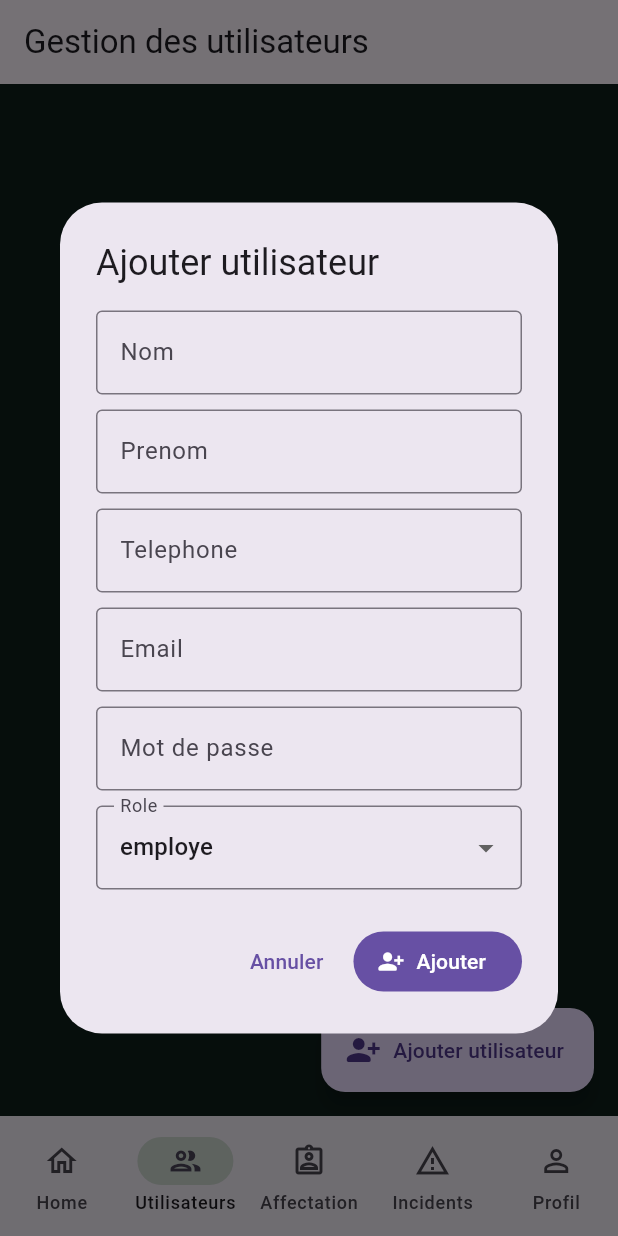
After one commit to Aicha-Dennoune/smart-incident-reporter, a Flutter app: the screen it shows once a user with an empty profile is signed in, item 2 of the bottom bar chosen, after a tap on "Ajouter utilisateur", on a phone screen of 412 x 824 dp. The commit adds this screen. Run offline on Flutter 3.47's test engine with Material 3 defaults, Android fonts, the phone set to English and light mode, and no system bars; our stand-ins replace cloud_firestore, firebase_auth, firebase_core; accounts and stored records are empty.

Commit message:
Ajout d'une nouvelle fonctionnalité 1

```diff
--- a/frontend/lib/main.dart
+++ b/frontend/lib/main.dart
@@ -1,14 +1,14 @@
+import 'package:firebase_auth/firebase_auth.dart';
 import 'package:firebase_core/firebase_core.dart';
 import 'package:flutter/material.dart';
 
 import 'firebase_options.dart';
+import 'screens/admin/admin_dashboard.dart';
 import 'screens/welcome_screen.dart';
 
 Future<void> main() async {
   WidgetsFlutterBinding.ensureInitialized();
-  await Firebase.initializeApp(
-    options: DefaultFirebaseOptions.currentPlatform,
-  );
+  await Firebase.initializeApp(options: DefaultFirebaseOptions.currentPlatform);
   runApp(const SmartIncidentApp());
 }
 
@@ -24,7 +24,29 @@ class SmartIncidentApp extends StatelessWidget {
         scaffoldBackgroundColor: const Color(0xFF0D1F1B),
         fontFamily: 'sans-serif',
       ),
-      home: const WelcomeScreen(),
+      home: const _AuthGate(),
     );
   }
 }
+
+class _AuthGate extends StatelessWidget {
+  const _AuthGate();
+
+  @override
+  Widget build(BuildContext context) {
+    return StreamBuilder<User?>(
+      stream: FirebaseAuth.instance.authStateChanges(),
+      builder: (context, snapshot) {
+        if (snapshot.connectionState == ConnectionState.waiting) {
+          return const Scaffold(
+            body: Center(child: CircularProgressIndicator()),
+          );
+        }
+        if (snapshot.hasData) {
+          return const AdminDashboard();
+        }
+        return const WelcomeScreen();
+      },
+    );
+  }
+}
--- /dev/null
+++ b/frontend/lib/screens/admin/admin_dashboard.dart
@@ -0,0 +1,103 @@
+import 'package:flutter/material.dart';
+import 'package:firebase_auth/firebase_auth.dart';
+
+import '../../theme/app_colors.dart';
+import 'admin_home_page.dart';
+import 'user_management_page.dart';
+
+class AdminDashboard extends StatefulWidget {
+  const AdminDashboard({super.key});
+
+  @override
+  State<AdminDashboard> createState() => _AdminDashboardState();
+}
+
+class _AdminDashboardState extends State<AdminDashboard> {
+  int _currentIndex = 0;
+
+  static const List<Widget> _pages = [
+    AdminHomePage(),
+    UserManagementPage(),
+    _ComingSoonPage(title: 'Affectation'),
+    _ComingSoonPage(title: 'Incidents'),
+    _ProfilePage(),
+  ];
+
+  @override
+  Widget build(BuildContext context) {
+    return Scaffold(
+      body: _pages[_currentIndex],
+      bottomNavigationBar: NavigationBar(
+        selectedIndex: _currentIndex,
+        onDestinationSelected: (index) {
+          setState(() => _currentIndex = index);
+        },
+        indicatorColor: AppColors.primaryGreen.withValues(alpha: 0.2),
+        destinations: const [
+          NavigationDestination(icon: Icon(Icons.home_outlined), label: 'Home'),
+          NavigationDestination(
+            icon: Icon(Icons.group_outlined),
+            label: 'Utilisateurs',
+          ),
+          NavigationDestination(
+            icon: Icon(Icons.assignment_ind_outlined),
+            label: 'Affectation',
+          ),
+          NavigationDestination(
+            icon: Icon(Icons.report_problem_outlined),
+            label: 'Incidents',
+          ),
+          NavigationDestination(
+            icon: Icon(Icons.person_outline),
+            label: 'Profil',
+          ),
+        ],
+      ),
+    );
+  }
+}
+
+class _ComingSoonPage extends StatelessWidget {
+  const _ComingSoonPage({required this.title});
+
+  final String title;
+
+  @override
+  Widget build(BuildContext context) {
+    return Scaffold(
+      appBar: AppBar(title: Text(title)),
+      body: Center(
+        child: Text(
+          '$title - bientot disponible',
+          style: Theme.of(context).textTheme.titleMedium,
+        ),
+      ),
+    );
+  }
+}
+
+class _ProfilePage extends StatelessWidget {
+  const _ProfilePage();
+
+  Future<void> _logout(BuildContext context) async {
+    await FirebaseAuth.instance.signOut();
+    if (!context.mounted) return;
+    ScaffoldMessenger.of(
+      context,
+    ).showSnackBar(const SnackBar(content: Text('Deconnexion reussie.')));
+  }
+
+  @override
+  Widget build(BuildContext context) {
+    return Scaffold(
+      appBar: AppBar(title: const Text('Profil')),
+      body: Center(
+        child: FilledButton.icon(
+          onPressed: () => _logout(context),
+          icon: const Icon(Icons.logout_rounded),
+          label: const Text('Se deconnecter'),
+        ),
+      ),
+    );
+  }
+}
--- /dev/null
+++ b/frontend/lib/screens/admin/admin_home_page.dart
@@ -0,0 +1,100 @@
+import 'package:cloud_firestore/cloud_firestore.dart';
+import 'package:firebase_auth/firebase_auth.dart';
+import 'package:flutter/material.dart';
+
+import '../../theme/app_colors.dart';
+
+class AdminHomePage extends StatelessWidget {
+  const AdminHomePage({super.key});
+
+  @override
+  Widget build(BuildContext context) {
+    final user = FirebaseAuth.instance.currentUser;
+
+    return Scaffold(
+      appBar: AppBar(
+        title: const Text('Bienvenue'),
+        actions: [
+          IconButton(
+            onPressed: () {},
+            icon: const Icon(Icons.notifications_none_rounded),
+          ),
+        ],
+      ),
+      body: Padding(
+        padding: const EdgeInsets.all(16),
+        child: Container(
+          width: double.infinity,
+          padding: const EdgeInsets.all(20),
+          decoration: BoxDecoration(
+            gradient: const LinearGradient(
+              begin: Alignment.topLeft,
+              end: Alignment.bottomRight,
+              colors: [AppColors.gradientTop, AppColors.darkGreen],
+            ),
+            borderRadius: BorderRadius.circular(20),
+            boxShadow: const [
+              BoxShadow(
+                color: Color(0x26000000),
+                blurRadius: 16,
+                offset: Offset(0, 6),
+              ),
+            ],
+          ),
+          child: _AdminGreeting(uid: user?.uid),
+        ),
+      ),
+    );
+  }
+}
+
+class _AdminGreeting extends StatelessWidget {
+  const _AdminGreeting({required this.uid});
+
+  final String? uid;
+
+  @override
+  Widget build(BuildContext context) {
+    if (uid == null) {
+      return const Text(
+        'Bonjour',
+        style: TextStyle(
+          color: AppColors.white,
+          fontSize: 24,
+          fontWeight: FontWeight.w700,
+        ),
+      );
+    }
+
+    return StreamBuilder<DocumentSnapshot<Map<String, dynamic>>>(
+      stream:
+          FirebaseFirestore.instance.collection('users').doc(uid).snapshots(),
+      builder: (context, snapshot) {
+        final data = snapshot.data?.data();
+        final nom = data?['nom']?.toString() ?? '';
+        final prenom = data?['prenom']?.toString() ?? '';
+        final fullName = '$nom $prenom'.trim();
+
+        return Column(
+          crossAxisAlignment: CrossAxisAlignment.start,
+          mainAxisAlignment: MainAxisAlignment.center,
+          children: [
+            Text(
+              fullName.isEmpty ? 'Bonjour' : 'Bonjour $fullName',
+              style: const TextStyle(
+                color: AppColors.white,
+                fontSize: 24,
+                fontWeight: FontWeight.w700,
+              ),
+            ),
+            const SizedBox(height: 10),
+            const Text(
+              'Espace administration Smart Incident Reporter',
+              style: TextStyle(color: AppColors.gray, fontSize: 14),
+            ),
+          ],
+        );
+      },
+    );
+  }
+}
--- /dev/null
+++ b/frontend/lib/screens/admin/user_management_page.dart
@@ -0,0 +1,132 @@
+import 'package:cloud_firestore/cloud_firestore.dart';
+import 'package:flutter/material.dart';
+
+import '../../widgets/add_user_form.dart';
+
+class UserManagementPage extends StatelessWidget {
+  const UserManagementPage({super.key});
+
+  Future<void> _openAddUserDialog(BuildContext context) async {
+    final creator = const AdminUserCreator();
+    final firestore = FirebaseFirestore.instance;
+
+    final created = await showDialog<bool>(
+      context: context,
+      builder: (_) {
+        return AddUserForm(
+          onSubmit: (data) async {
+            final userCredential = await creator.createUser(
+              email: data.email,
+              password: data.password,
+            );
+            final uid = userCredential.user?.uid;
+            if (uid == null) {
+              throw Exception('UID utilisateur introuvable.');
+            }
+
+            await firestore.collection('users').doc(uid).set({
+              'uid': uid,
+              'nom': data.nom,
+              'prenom': data.prenom,
+              'telephone': data.telephone,
+              'role': data.role,
+              'specialite': data.specialite ?? '',
+              'email': data.email,
+            });
+          },
+        );
+      },
+    );
+
+    if (created == true && context.mounted) {
+      ScaffoldMessenger.of(context).showSnackBar(
+        const SnackBar(content: Text('Utilisateur ajoute avec succes.')),
+      );
+    }
+  }
+
+  @override
+  Widget build(BuildContext context) {
+    final usersStream =
+        FirebaseFirestore.instance
+            .collection('users')
+            .orderBy('nom')
+            .snapshots();
+
+    return Scaffold(
+      appBar: AppBar(title: const Text('Gestion des utilisateurs')),
+      floatingActionButton: FloatingActionButton.extended(
+        onPressed: () => _openAddUserDialog(context),
+        icon: const Icon(Icons.person_add_alt_1_rounded),
+        label: const Text('Ajouter utilisateur'),
+      ),
+      body: StreamBuilder<QuerySnapshot<Map<String, dynamic>>>(
+        stream: usersStream,
+        builder: (context, snapshot) {
+          if (snapshot.connectionState == ConnectionState.waiting) {
+            return const Center(child: CircularProgressIndicator());
+          }
+          if (snapshot.hasError) {
+            return Center(
+              child: Text(
+                'Erreur: ${snapshot.error}',
+                textAlign: TextAlign.center,
+              ),
+            );
+          }
+
+          final docs = snapshot.data?.docs ?? [];
+          if (docs.isEmpty) {
+            return const Center(child: Text('Aucun utilisateur trouve.'));
+          }
+
+          return ListView.separated(
+            padding: const EdgeInsets.fromLTRB(16, 16, 16, 100),
+            itemBuilder: (_, index) {
+              final data = docs[index].data();
+              final nom = data['nom']?.toString() ?? '';
+              final prenom = data['prenom']?.toString() ?? '';
+              final role = data['role']?.toString() ?? '';
+              final email = data['email']?.toString() ?? '';
+
+              return Card(
+                child: ListTile(
+                  leading: CircleAvatar(child: Text(_initials(nom, prenom))),
+                  title: Text('$nom $prenom'.trim()),
+                  subtitle: Text(email),
+                  trailing: Container(
+                    padding: const EdgeInsets.symmetric(
+                      horizontal: 10,
+                      vertical: 6,
+                    ),
+                    decoration: BoxDecoration(
+                      color: const Color(0xFFE8F5E9),
+                      borderRadius: BorderRadius.circular(999),
+                    ),
+                    child: Text(
+                      role,
+                      style: const TextStyle(
+                        color: Color(0xFF2E7D32),
+                        fontWeight: FontWeight.w600,
+                        fontSize: 12,
+                      ),
+                    ),
+                  ),
+                ),
+              );
+            },
+            separatorBuilder: (_, __) => const SizedBox(height: 8),
+            itemCount: docs.length,
+          );
+        },
+      ),
+    );
+  }
+
+  String _initials(String nom, String prenom) {
+    final n = nom.isNotEmpty ? nom[0].toUpperCase() : '';
+    final p = prenom.isNotEmpty ? prenom[0].toUpperCase() : '';
+    final val = '$n$p';
+    return val.isEmpty ? '?' : val;
+  }
+}
--- /dev/null
+++ b/frontend/lib/widgets/add_user_form.dart
@@ -0,0 +1,299 @@
+import 'package:firebase_auth/firebase_auth.dart';
+import 'package:firebase_core/firebase_core.dart';
+import 'package:flutter/material.dart';
+
+import '../firebase_options.dart';
+import '../services/auth_service.dart';
+
+class AddUserForm extends StatefulWidget {
+  const AddUserForm({super.key, required this.onSubmit});
+
+  final Future<void> Function(AddUserData data) onSubmit;
+
+  @override
+  State<AddUserForm> createState() => _AddUserFormState();
+}
+
+class _AddUserFormState extends State<AddUserForm> {
+  final _formKey = GlobalKey<FormState>();
+  final _nomController = TextEditingController();
+  final _prenomController = TextEditingController();
+  final _telephoneController = TextEditingController();
+  final _emailController = TextEditingController();
+  final _passwordController = TextEditingController();
+
+  String _role = UserRole.employe.value;
+  String? _specialite;
+  bool _loading = false;
+  String? _error;
+
+  bool get _isTechnicien => _role == UserRole.technicien.value;
+
+  @override
+  void dispose() {
+    _nomController.dispose();
+    _prenomController.dispose();
+    _telephoneController.dispose();
+    _emailController.dispose();
+    _passwordController.dispose();
+    super.dispose();
+  }
+
+  Future<void> _handleSubmit() async {
+    if (!_formKey.currentState!.validate()) return;
+    setState(() {
+      _loading = true;
+      _error = null;
+    });
+
+    try {
+      await widget.onSubmit(
+        AddUserData(
+          nom: _nomController.text.trim(),
+          prenom: _prenomController.text.trim(),
+          telephone: _telephoneController.text.trim(),
+          email: _emailController.text.trim(),
+          password: _passwordController.text,
+          role: _role,
+          specialite: _isTechnicien ? _specialite : null,
+        ),
+      );
+      if (!mounted) return;
+      Navigator.of(context).pop(true);
+    } on FirebaseAuthException catch (e) {
+      setState(() {
+        _error = AuthService.messageForFirebaseAuth(e);
+      });
+    } catch (_) {
+      setState(() {
+        _error = 'Impossible d\'ajouter cet utilisateur.';
+      });
+    } finally {
+      if (mounted) {
+        setState(() => _loading = false);
+      }
+    }
+  }
+
+  @override
+  Widget build(BuildContext context) {
+    return AlertDialog(
+      title: const Text('Ajouter utilisateur'),
+      content: SizedBox(
+        width: 460,
+        child: SingleChildScrollView(
+          child: Form(
+            key: _formKey,
+            child: Column(
+              mainAxisSize: MainAxisSize.min,
+              children: [
+                _buildTextField(controller: _nomController, label: 'Nom'),
+                const SizedBox(height: 10),
+                _buildTextField(controller: _prenomController, label: 'Prenom'),
+                const SizedBox(height: 10),
+                _buildTextField(
+                  controller: _telephoneController,
+                  label: 'Telephone',
+                  keyboardType: TextInputType.phone,
+                ),
+                const SizedBox(height: 10),
+                _buildTextField(
+                  controller: _emailController,
+                  label: 'Email',
+                  keyboardType: TextInputType.emailAddress,
+                  validator: (value) {
+                    if (value == null || value.trim().isEmpty) {
+                      return 'Email requis.';
+                    }
+                    if (!value.contains('@')) {
+                      return 'Email invalide.';
+                    }
+                    return null;
+                  },
+                ),
+                const SizedBox(height: 10),
+                _buildTextField(
+                  controller: _passwordController,
+                  label: 'Mot de passe',
+                  obscureText: true,
+                  validator: (value) {
+                    if (value == null || value.length < 6) {
+                      return '6 caracteres minimum.';
+                    }
+                    return null;
+                  },
+                ),
+                const SizedBox(height: 10),
+                DropdownButtonFormField<String>(
+                  value: _role,
+                  decoration: const InputDecoration(
+                    labelText: 'Role',
+                    border: OutlineInputBorder(),
+                  ),
+                  items:
+                      UserRole.values
+                          .map(
+                            (role) => DropdownMenuItem<String>(
+                              value: role.value,
+                              child: Text(role.value),
+                            ),
+                          )
+                          .toList(),
+                  onChanged:
+                      _loading
+                          ? null
+                          : (value) {
+                            if (value == null) return;
+                            setState(() {
+                              _role = value;
+                              if (!_isTechnicien) {
+                                _specialite = null;
+                              }
+                            });
+                          },
+                ),
+                if (_isTechnicien) ...[
+                  const SizedBox(height: 10),
+                  DropdownButtonFormField<String>(
+                    value: _specialite,
+                    decoration: const InputDecoration(
+                      labelText: 'Specialite',
+                      border: OutlineInputBorder(),
+                    ),
+                    items:
+                        _specialites
+                            .map(
+                              (specialite) => DropdownMenuItem<String>(
+                                value: specialite,
+                                child: Text(specialite),
+                              ),
+                            )
+                            .toList(),
+                    onChanged:
+                        _loading
+                            ? null
+                            : (value) {
+                              setState(() => _specialite = value);
+                            },
+                    validator: (value) {
+                      if (_isTechnicien &&
+                          (value == null || value.trim().isEmpty)) {
+                        return 'Specialite requise pour technicien.';
+                      }
+                      return null;
+                    },
+                  ),
+                ],
+                if (_error != null) ...[
+                  const SizedBox(height: 12),
+                  Text(_error!, style: const TextStyle(color: Colors.red)),
+                ],
+              ],
+            ),
+          ),
+        ),
+      ),
+      actions: [
+        TextButton(
+          onPressed: _loading ? null : () => Navigator.of(context).pop(false),
+          child: const Text('Annuler'),
+        ),
+        FilledButton.icon(
+          onPressed: _loading ? null : _handleSubmit,
+          icon:
+              _loading
+                  ? const SizedBox(
+                    width: 14,
+                    height: 14,
+                    child: CircularProgressIndicator(strokeWidth: 2),
+                  )
+                  : const Icon(Icons.person_add_alt_1_rounded),
+          label: const Text('Ajouter'),
+        ),
+      ],
+    );
+  }
+
+  TextFormField _buildTextField({
+    required TextEditingController controller,
+    required String label,
+    TextInputType? keyboardType,
+    bool obscureText = false,
+    String? Function(String?)? validator,
+  }) {
+    return TextFormField(
+      controller: controller,
+      keyboardType: keyboardType,
+      obscureText: obscureText,
+      decoration: InputDecoration(
+        labelText: label,
+        border: const OutlineInputBorder(),
+      ),
+      validator:
+          validator ??
+          (value) {
+            if (value == null || value.trim().isEmpty) {
+              return '$label requis.';
+            }
+            return null;
+          },
+    );
+  }
+}
+
+class AddUserData {
+  const AddUserData({
+    required this.nom,
+    required this.prenom,
+    required this.telephone,
+    required this.email,
+    required this.password,
+    required this.role,
+    required this.specialite,
+  });
+
+  final String nom;
+  final String prenom;
+  final String telephone;
+  final String email;
+  final String password;
+  final String role;
+  final String? specialite;
+}
+
+const List<String> _specialites = ['IT', 'Electricite', 'Mecanique', 'Eau'];
+
+enum UserRole {
+  employe('employe'),
+  technicien('technicien');
+
+  const UserRole(this.value);
+  final String value;
+}
+
+class AdminUserCreator {
+  const AdminUserCreator();
+
+  Future<UserCredential> createUser({
+    required String email,
+    required String password,
+  }) async {
+    final appName = 'secondary-${DateTime.now().millisecondsSinceEpoch}';
+    final secondaryApp = await Firebase.initializeApp(
+      name: appName,
+      options: DefaultFirebaseOptions.currentPlatform,
+    );
+
+    try {
+      final secondaryAuth = FirebaseAuth.instanceFor(app: secondaryApp);
+      final credential = await secondaryAuth.createUserWithEmailAndPassword(
+        email: email,
+        password: password,
+      );
+      await secondaryAuth.signOut();
+      return credential;
+    } finally {
+      await secondaryApp.delete();
+    }
+  }
+}
--- a/frontend/lib/widgets/industrial_background.dart
+++ b/frontend/lib/widgets/industrial_background.dart
@@ -17,10 +17,7 @@ class IndustrialBackground extends StatelessWidget {
         gradient: LinearGradient(
           begin: Alignment.topCenter,
           end: Alignment.bottomCenter,
-          colors: [
-            AppColors.gradientTop,
-            AppColors.darkGreen,
-          ],
+          colors: [AppColors.gradientTop, AppColors.darkGreen],
         ),
       ),
       child: child,
--- a/frontend/pubspec.yaml
+++ b/frontend/pubspec.yaml
@@ -36,6 +36,7 @@ dependencies:
   cupertino_icons: ^1.0.8
   firebase_core: ^4.7.0
   firebase_auth: ^6.4.0
+  cloud_firestore: ^6.3.0
 
 dev_dependencies:
   flutter_test:
```
Also changed, not shown: frontend/lib/screens/login_screen.dart (+7 -7 lines), frontend/lib/screens/welcome_screen.dart (+11 -24 lines), frontend/lib/firebase_options.dart, frontend/pubspec.lock, 3 other files.
